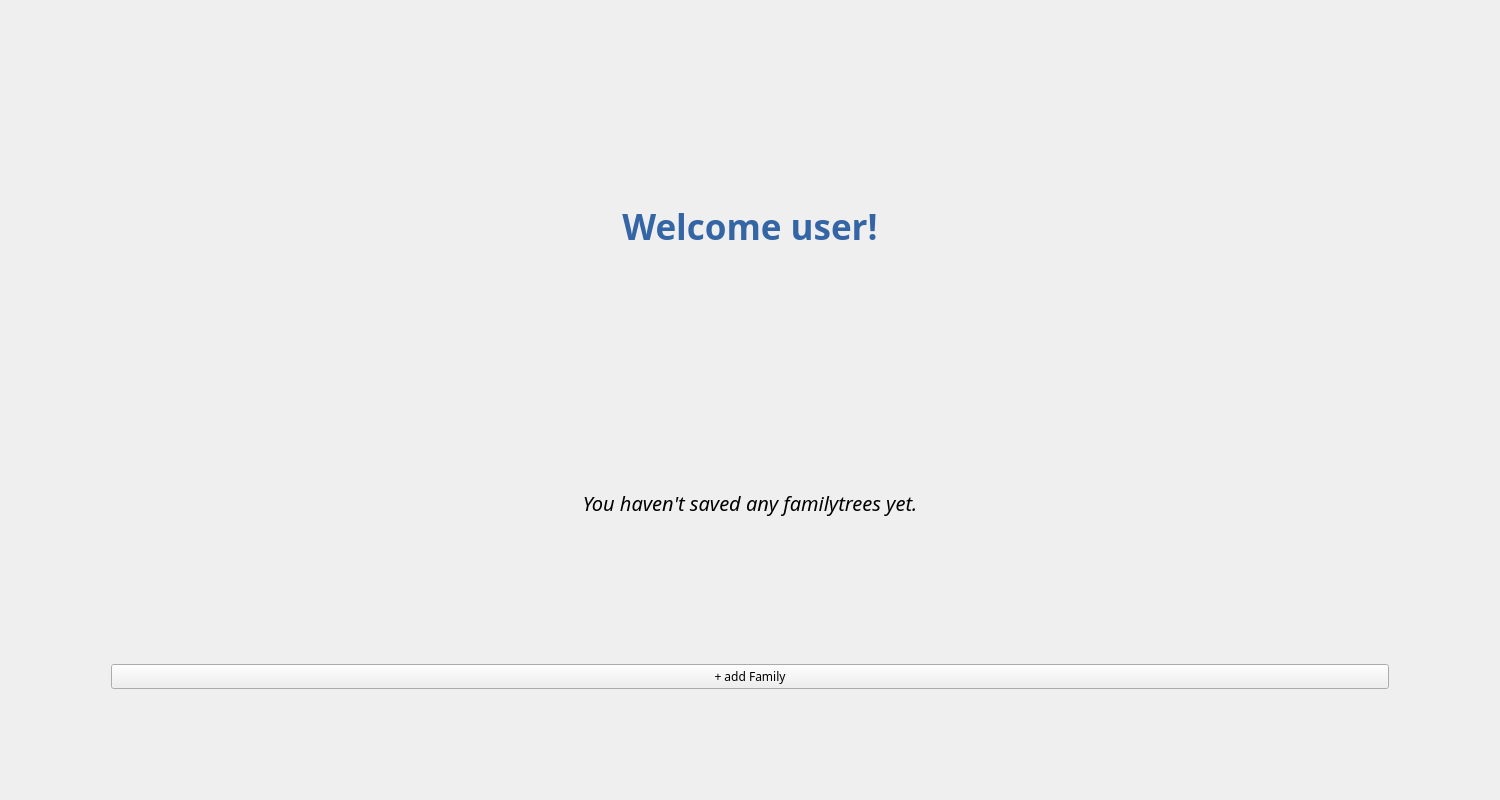
This is FamilyTree/src/gui/homepage.ui in moumitahmad/Stammbaum as Qt 5 draws it before an edit. The edited form follows.
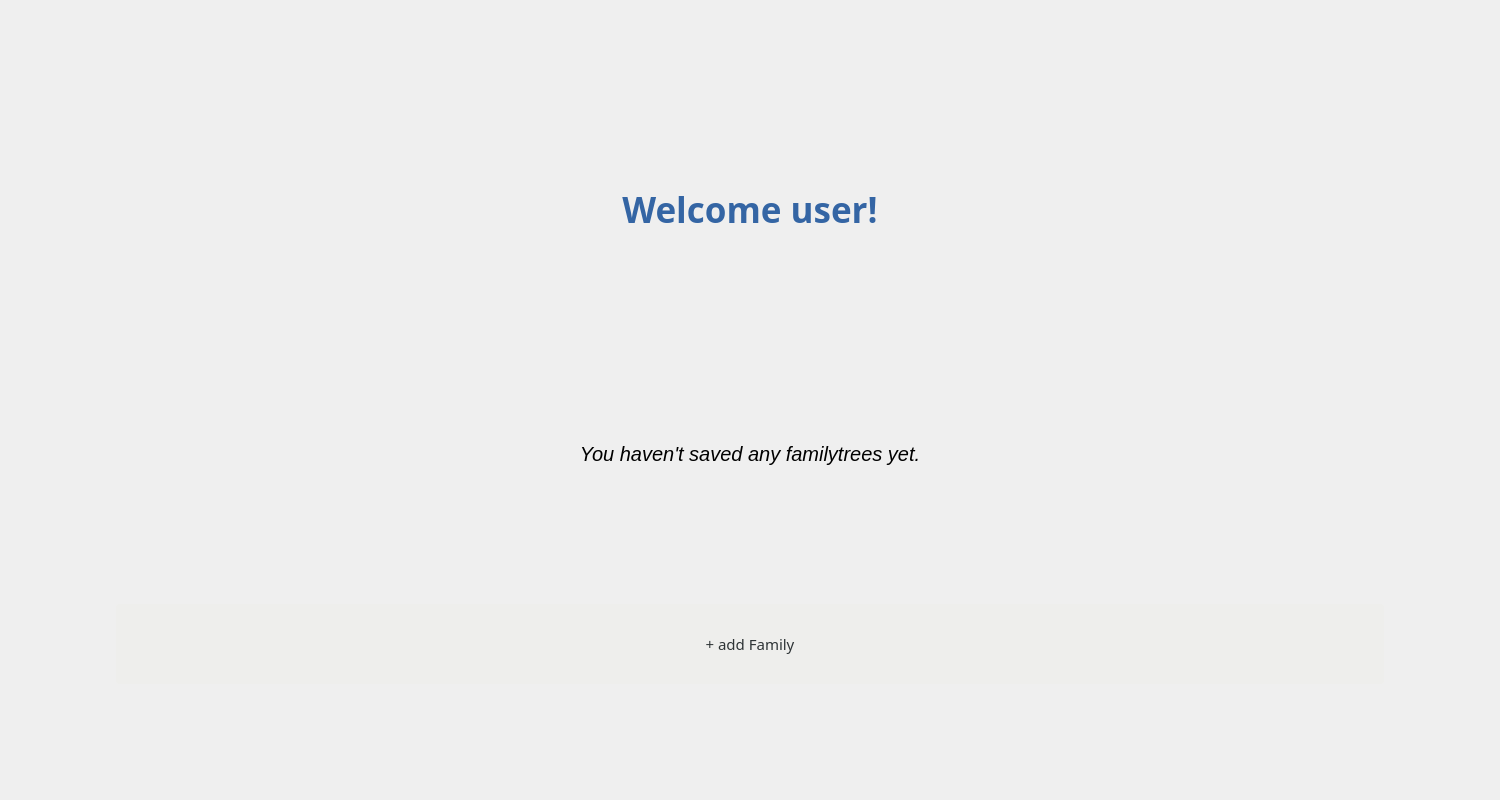
This is the edited form.

Commit message: costum button, button-reset error fixed

Diff of the .ui file:
```diff
--- a/FamilyTree/src/gui/homepage.ui
+++ b/FamilyTree/src/gui/homepage.ui
@@ -18,6 +18,23 @@
   <property name="windowTitle">
    <string>Form</string>
   </property>
+  <property name="styleSheet">
+   <string notr="true">QPushButton { 
+	font: 11pt;
+	border-radius: 3px;
+	background-color: rgb(238, 238, 236);
+	color: rgb(46, 52, 54);  
+	height: 80px; 
+	width: 80px;  
+	margin: 5px;
+}
+QPushButton:hover {
+	border: 2px  solid rgb(245, 121, 0);
+}  
+QPushButton:pressed {
+	border: 2px  solid rgb(245, 121, 0);
+} </string>
+  </property>
   <layout class="QGridLayout" name="gridLayout">
    <item row="0" column="0">
     <layout class="QVBoxLayout" name="verticalLayout">
@@ -110,6 +127,9 @@
      </item>
      <item>
       <widget class="QPushButton" name="newFamilyButton">
+       <property name="styleSheet">
+        <string notr="true"/>
+       </property>
        <property name="text">
         <string>+ add Family</string>
        </property>
```
The commit also changes 8 other files.
